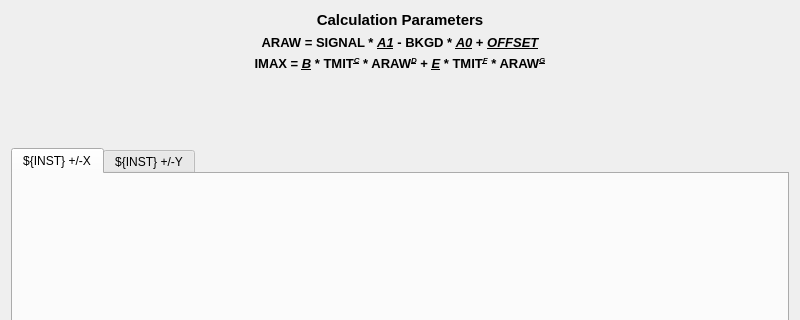
slaclab/BunchLengthMonitor, file blenApp/ui/blen_lcls2_gap_coef_main.ui: the form before one commit; both pictures show x 0 to 800 and y 0 to 320 of the 800 by 959 pixel window.
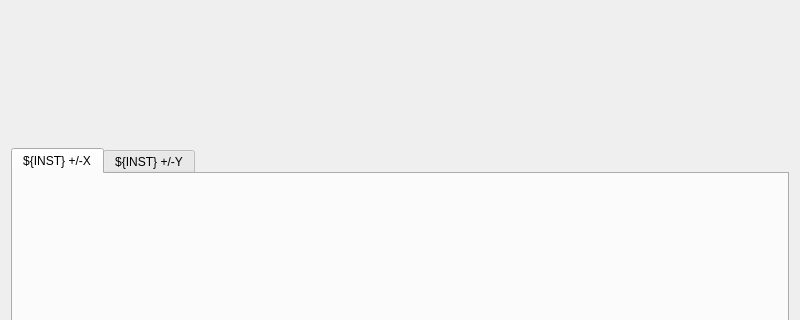
The form after the commit. Custom widgets are drawn as their Qt base class.

Commit message: MNT: omit extraneous eqn header

```diff
--- a/blenApp/ui/blen_lcls2_gap_coef_main.ui
+++ b/blenApp/ui/blen_lcls2_gap_coef_main.ui
@@ -14,61 +14,6 @@
    <string>BLEN ${INST} Calculation Parameters</string>
   </property>
   <layout class="QVBoxLayout" name="verticalLayout">
-   <item>
-    <layout class="QVBoxLayout" name="equationLayout">
-     <item>
-      <widget class="QLabel" name="headingLbl">
-       <property name="font">
-        <font>
-         <pointsize>11</pointsize>
-         <weight>75</weight>
-         <bold>true</bold>
-        </font>
-       </property>
-       <property name="text">
-        <string>Calculation Parameters</string>
-       </property>
-       <property name="alignment">
-        <set>Qt::AlignCenter</set>
-       </property>
-      </widget>
-     </item>
-     <item>
-      <widget class="QLabel" name="araw">
-       <property name="font">
-        <font>
-         <pointsize>10</pointsize>
-         <weight>75</weight>
-         <bold>true</bold>
-        </font>
-       </property>
-       <property name="text">
-        <string>ARAW = SIGNAL * &lt;i&gt;&lt;u&gt;A1&lt;/u&gt;&lt;/i&gt; - BKGD * &lt;i&gt;&lt;u&gt;A0&lt;/u&gt;&lt;/i&gt; + &lt;i&gt;&lt;u&gt;OFFSET&lt;/u&gt;&lt;/i&gt;</string>
-       </property>
-       <property name="alignment">
-        <set>Qt::AlignCenter</set>
-       </property>
-      </widget>
-     </item>
-     <item>
-      <widget class="QLabel" name="imax">
-       <property name="font">
-        <font>
-         <pointsize>10</pointsize>
-         <weight>75</weight>
-         <bold>true</bold>
-        </font>
-       </property>
-       <property name="text">
-        <string>IMAX = &lt;i&gt;&lt;u&gt;B&lt;/u&gt;&lt;/i&gt; * TMIT&lt;sup&gt;&lt;i&gt;&lt;u&gt;C&lt;/u&gt;&lt;/i&gt;&lt;/sup&gt; * ARAW&lt;sup&gt;&lt;i&gt;&lt;u&gt;D&lt;/u&gt;&lt;/i&gt;&lt;/sup&gt; + &lt;i&gt;&lt;u&gt;E&lt;/u&gt;&lt;/i&gt; * TMIT&lt;sup&gt;&lt;i&gt;&lt;u&gt;F&lt;/u&gt;&lt;/i&gt;&lt;/sup&gt; * ARAW&lt;sup&gt;&lt;i&gt;&lt;u&gt;G&lt;/u&gt;&lt;/i&gt;&lt;/sup&gt;</string>
-       </property>
-       <property name="alignment">
-        <set>Qt::AlignCenter</set>
-       </property>
-      </widget>
-     </item>
-    </layout>
-   </item>
    <item>
     <spacer name="verticalSpacer">
      <property name="orientation">
```
